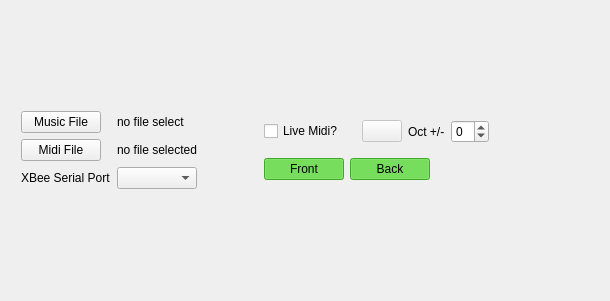
Qt form command_station/src/mainwidget.ui (PeterMitrano/glowsuit) before a commit.
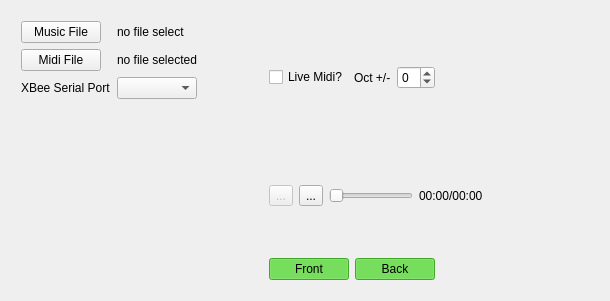
The same form after that commit. Icons and pictures are not drawn.

Commit message: new fancy media player works

Diff of the .ui file:
```diff
--- a/command_station/src/mainwidget.ui
+++ b/command_station/src/mainwidget.ui
@@ -91,7 +91,7 @@
        <item>
         <layout class="QVBoxLayout" name="controls_layout">
          <item>
-          <layout class="QHBoxLayout" name="sub_controls_layout">
+          <layout class="QHBoxLayout" name="horizontalLayout">
            <item>
             <widget class="QCheckBox" name="live_checkbox">
              <property name="text">
@@ -99,31 +99,6 @@
              </property>
             </widget>
            </item>
-           <item>
-            <widget class="QLabel" name="midi_indicator_label">
-             <property name="text">
-              <string/>
-             </property>
-            </widget>
-           </item>
-           <item>
-            <widget class="QPushButton" name="play_pause_button">
-             <property name="enabled">
-              <bool>false</bool>
-             </property>
-             <property name="text">
-              <string/>
-             </property>
-             <property name="icon">
-              <iconset resource="../rc/command_station.qrc">
-               <normaloff>:/icons/play-solid.png</normaloff>
-               <normalon>:/icons/pause-solid.png</normalon>:/icons/play-solid.png</iconset>
-             </property>
-             <property name="checkable">
-              <bool>true</bool>
-             </property>
-            </widget>
-           </item>
            <item>
             <widget class="QLabel" name="octave_label">
              <property name="text">
@@ -141,6 +116,70 @@
              </property>
              <property name="maximum">
               <number>2</number>
+             </property>
+            </widget>
+           </item>
+           <item>
+            <widget class="QLabel" name="midi_indicator_label">
+             <property name="text">
+              <string/>
+             </property>
+            </widget>
+           </item>
+           <item>
+            <spacer name="horizontalSpacer_5">
+             <property name="orientation">
+              <enum>Qt::Horizontal</enum>
+             </property>
+             <property name="sizeHint" stdset="0">
+              <size>
+               <width>40</width>
+               <height>20</height>
+              </size>
+             </property>
+            </spacer>
+           </item>
+          </layout>
+         </item>
+         <item>
+          <layout class="QHBoxLayout" name="sub_controls_layout">
+           <item>
+            <layout class="QVBoxLayout" name="player_vertical_layout"/>
+           </item>
+           <item>
+            <widget class="QToolButton" name="stop_button">
+             <property name="enabled">
+              <bool>false</bool>
+             </property>
+             <property name="text">
+              <string>...</string>
+             </property>
+             <property name="icon">
+              <iconset theme="media-playback-stop"/>
+             </property>
+            </widget>
+           </item>
+           <item>
+            <widget class="QToolButton" name="play_button">
+             <property name="text">
+              <string>...</string>
+             </property>
+             <property name="icon">
+              <iconset theme="media-playback-start"/>
+             </property>
+            </widget>
+           </item>
+           <item>
+            <widget class="QSlider" name="player_slider">
+             <property name="orientation">
+              <enum>Qt::Horizontal</enum>
+             </property>
+            </widget>
+           </item>
+           <item>
+            <widget class="QLabel" name="player_time_label">
+             <property name="text">
+              <string>00:00/00:00</string>
              </property>
             </widget>
            </item>
```
The commit also changes 7 other files.
